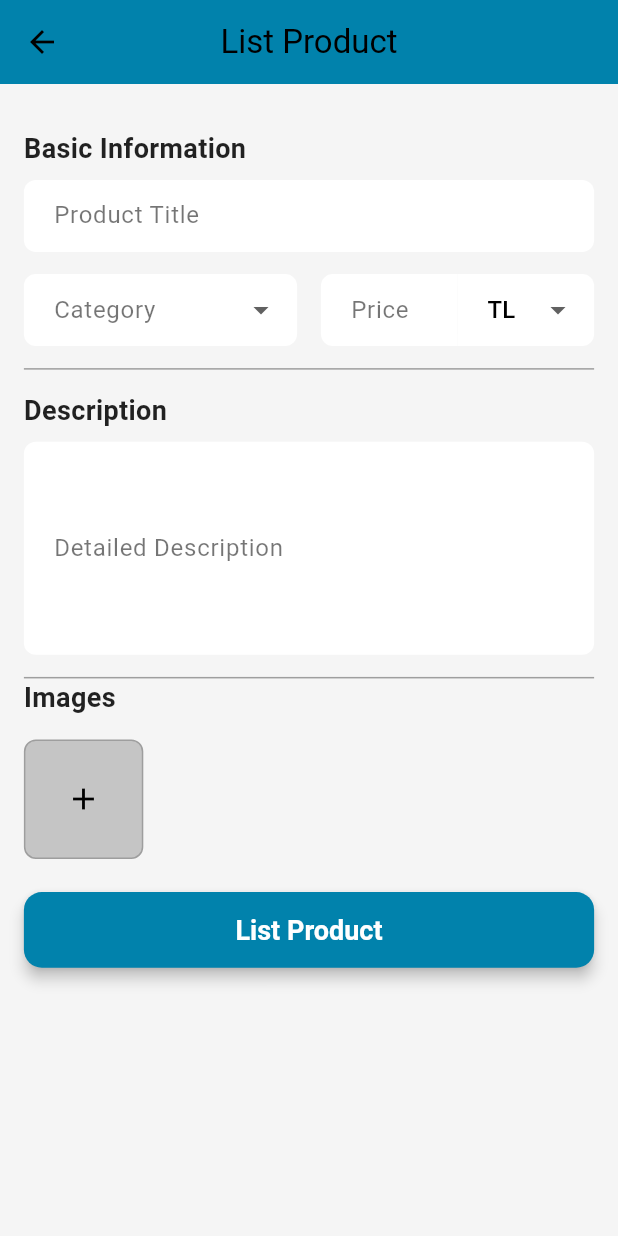
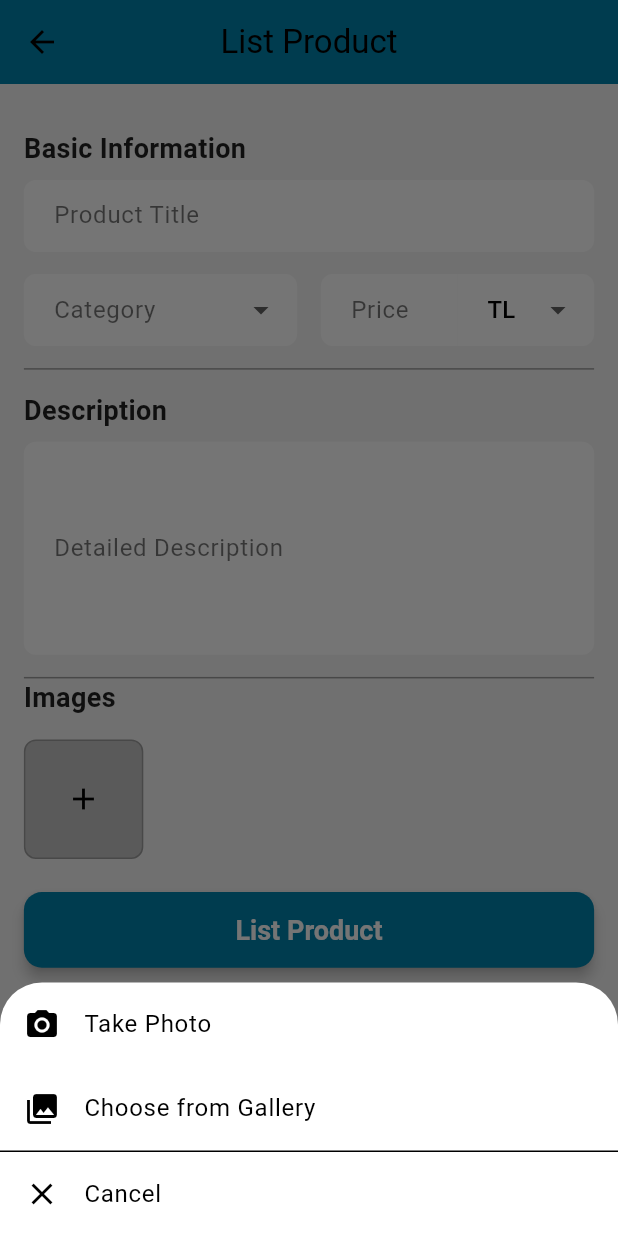
Before and after one commit to metunccacm/hocam-connect, a Flutter app: the AddItemView screen opened directly, after a tap on the "add" icon, on a phone screen of 412 x 824 dp. Run offline on Flutter 3.47's test engine with Material 3 defaults, Android fonts, the phone set to English and light mode, and no system bars; drawn by our look-alikes of flutter_form_builder; our stand-ins replace cached_network_image, connectivity_plus, device_info_plus, email_validator, flutter_cache_manager, flutter_secure_storage and 9 more; missing offline and left inert: cryptography, postgrest; accounts and stored records are empty; network calls fail.

Commit message:
ability to take photos on add_item screen added

```diff
--- a/project/lib/view/additem_view.dart
+++ b/project/lib/view/additem_view.dart
@@ -378,7 +378,7 @@ class _AddItemViewState extends State<AddItemView> {
               }).toList(),
               if (viewModel.selectedImages.length < 4)
                 GestureDetector(
-                  onTap: viewModel.isPickingImage ? null : () => viewModel.pickImage(context),
+                  onTap: viewModel.isPickingImage ? null : () => _showImageSourceSheet(context, viewModel),
                   child: Container(
                     width: getProportionateScreenWidth(80),
                     height: getProportionateScreenWidth(80),
@@ -401,6 +401,45 @@ class _AddItemViewState extends State<AddItemView> {
     );
   }
 
+  void _showImageSourceSheet(BuildContext context, AddItemViewModel viewModel) {
+    showModalBottomSheet(
+      context: context,
+      builder: (ctx) => SafeArea(
+        child: Column(
+          mainAxisSize: MainAxisSize.min,
+          children: [
+            ListTile(
+              leading: const Icon(Icons.camera_alt),
+              title: const Text('Take Photo'),
+              onTap: () {
+                Navigator.of(ctx).pop();
+                if (!viewModel.isPickingImage) {
+                  viewModel.pickImageFromCamera(context);
+                }
+              },
+            ),
+            ListTile(
+              leading: const Icon(Icons.photo_library),
+              title: const Text('Choose from Gallery'),
+              onTap: () {
+                Navigator.of(ctx).pop();
+                if (!viewModel.isPickingImage) {
+                  viewModel.pickImage(context);
+                }
+              },
+            ),
+            const Divider(height: 1),
+            ListTile(
+              leading: const Icon(Icons.close),
+              title: const Text('Cancel'),
+              onTap: () => Navigator.of(ctx).pop(),
+            ),
+          ],
+        ),
+      ),
+    );
+  }
+
   Widget _buildSectionTitle(String title) {
     return Text(
       title,
```
Also changed, not shown: project/lib/viewmodel/additem_viewmodel.dart (+34 -0 lines), 1 other file.
